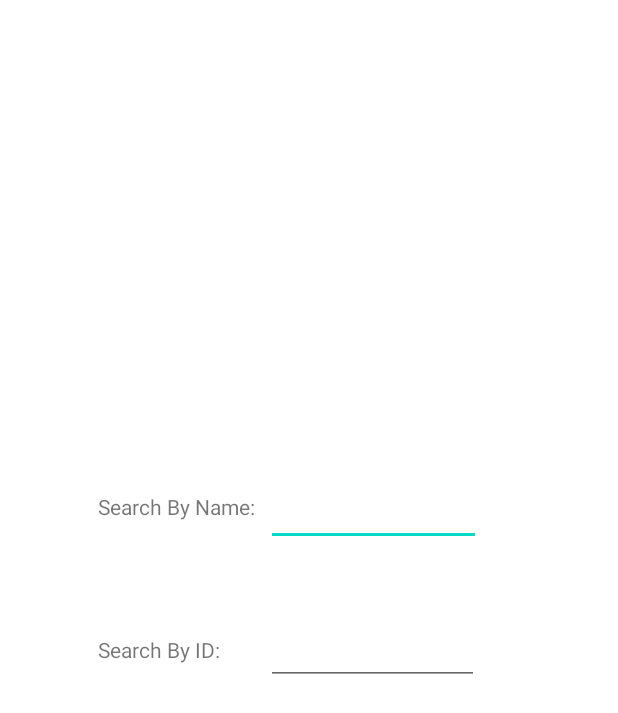
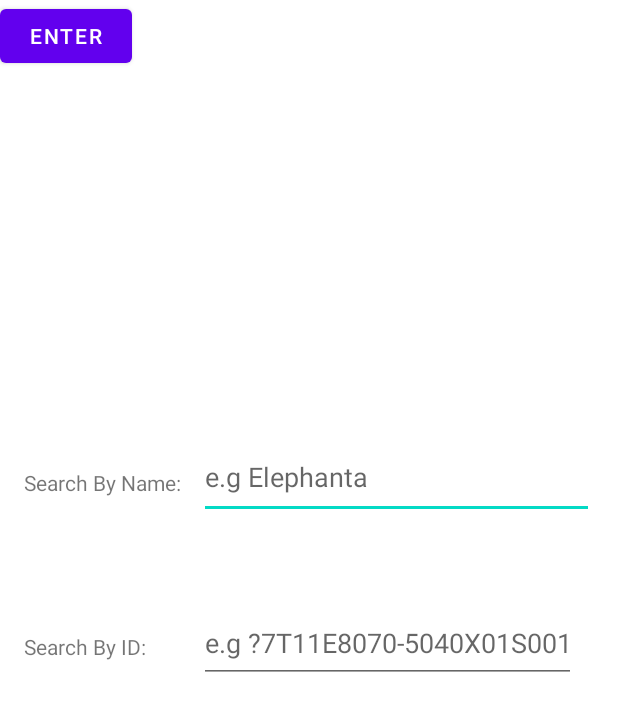
Before and after one commit to Aasiya3/ElephantBook_FieldGuide, an Android app: the layout splash_screen.xml on its own in the app's theme, with its tools: preview values and no code run, on a phone screen of 412 x 824 dp. Shown: the top 713 px of the screen. Run offline under Robolectric (Android 15) with nearby library versions, the phone set to English and light mode, and no system bars.

Commit message:
splash screen layout without working intent

```diff
--- /dev/null
+++ b/app/src/main/res/layout/splash_screen.kt
@@ -0,0 +1,72 @@
+package com.example.search_bar;
+
+
+import android.content.Intent
+import android.app.Activity
+
+import android.os.Bundle
+import com.google.android.material.snackbar.Snackbar
+import androidx.appcompat.app.AppCompatActivity
+import androidx.navigation.findNavController
+import androidx.navigation.ui.AppBarConfiguration
+import androidx.navigation.ui.navigateUp
+import androidx.navigation.ui.setupActionBarWithNavController
+import android.view.Menu
+import android.view.MenuItem
+import android.view.View
+import android.widget.Button
+import android.widget.EditText
+import com.example.search_bar.R
+import com.example.search_bar.R.layout.activity_main
+import com.example.search_bar.databinding.ActivityMainBinding
+import com.example.search_bar.dummy
+const val EXTRA_MESSAGE = "com.example.search_bar.elephant"
+public class MainActivity : AppCompatActivity() {
+
+    //declare string to hold the user input for elephant
+//val elephant: String
+
+//this is the user input
+//EditText elephant_input;
+
+    override fun onCreate(savedInstanceState: Bundle?) {
+        super.onCreate(savedInstanceState)
+        setContentView(R.layout.activity_main)
+
+
+        // declare the button and state what its going to do
+        // which is open a second activity which will
+        // access our single elephant value that the user
+        // gave in only ONE of the two text box options
+
+        // depending on how search will be done, may need to make two
+        // intents seperate depending on which box the user decides to
+        // search in
+        val button = findViewById<Button>(R.id.button)
+        button.setOnClickListener {
+            fun sendElephant(view: View) {
+                val editText = findViewById<EditText>(R.id.search_name)
+                val elephant = editText.text.toString()
+                val intent = Intent(this, dummy::class.java).apply {
+                    putExtra(EXTRA_MESSAGE, elephant)
+                }
+                startActivity(intent)
+            }
+            // send elephant input to search activity
+            // by making an intent that holds this current activity
+            // and the next activity
+            //elephant = elephant_input.getText().toString()
+
+            //may be able to get elephant input like this ?
+           // elephant = findViewByI<EditText>d (R.id.elephant_input)
+
+            //make an intent that starts the activity
+            //val intent = Intent(this, dummy_search_activity.class)
+                    //put extra stores name of data and data itself to be extended
+                    // to the intent target activity
+                    //intent.putExtra("elephant",elephant)
+            //start that activity
+            //startActivity(intent)
+        }
+    }
+}
--- a/app/src/main/res/layout/splash_screen.xml
+++ b/app/src/main/res/layout/splash_screen.xml
@@ -8,49 +8,61 @@
 
 
     <EditText
-        android:id="@+id/search"
-        android:layout_width="143dp"
-        android:layout_height="33dp"
+        android:id="@+id/search_name"
+        android:layout_width="263dp"
+        android:layout_height="55dp"
+        android:hint="e.g Elephanta"
         android:inputType="text"
         app:layout_constraintBottom_toBottomOf="parent"
         app:layout_constraintEnd_toEndOf="parent"
-        app:layout_constraintHorizontal_bias="0.66"
+        app:layout_constraintHorizontal_bias="0.891"
         app:layout_constraintStart_toStartOf="parent"
         app:layout_constraintTop_toTopOf="parent"
-        app:layout_constraintVertical_bias="0.418" />
+        app:layout_constraintVertical_bias="0.378"
+        tools:ignore="DuplicateIds" />
 
     <EditText
-        android:id="@+id/search"
-        android:layout_width="142dp"
-        android:layout_height="33dp"
+        android:id="@+id/search_ID"
+        android:layout_width="251dp"
+        android:layout_height="53dp"
+        android:hint="e.g ?7T11E8070-5040X01S001"
         android:inputType="text"
         app:layout_constraintBottom_toBottomOf="parent"
         app:layout_constraintEnd_toEndOf="parent"
-        app:layout_constraintHorizontal_bias="0.657"
+        app:layout_constraintHorizontal_bias="0.825"
         app:layout_constraintStart_toStartOf="parent"
         app:layout_constraintTop_toTopOf="parent"
-        app:layout_constraintVertical_bias="0.535" />
+        app:layout_constraintVertical_bias="0.522" />
 
     <TextView
         android:layout_width="180dp"
         android:layout_height="35dp"
         android:text="Search By Name:"
         app:layout_constraintBottom_toBottomOf="parent"
-        app:layout_constraintHorizontal_bias="0.281"
+        app:layout_constraintHorizontal_bias="0.069"
         app:layout_constraintLeft_toLeftOf="parent"
         app:layout_constraintRight_toRightOf="parent"
         app:layout_constraintTop_toTopOf="parent"
-        app:layout_constraintVertical_bias="0.416" />
+        app:layout_constraintVertical_bias="0.396" />
 
     <TextView
         android:layout_width="180dp"
         android:layout_height="35dp"
         android:text="Search By ID:"
         app:layout_constraintBottom_toBottomOf="parent"
-        app:layout_constraintHorizontal_bias="0.281"
+        app:layout_constraintHorizontal_bias="0.069"
         app:layout_constraintLeft_toLeftOf="parent"
         app:layout_constraintRight_toRightOf="parent"
         app:layout_constraintTop_toTopOf="parent"
-        app:layout_constraintVertical_bias="0.537" />
+        app:layout_constraintVertical_bias="0.534" />
+
+    <Button
+        android:id="@+id/button"
+        android:layout_width="wrap_content"
+        android:layout_height="wrap_content"
+        android:text="ENTER"
+        tools:ignore="MissingConstraints"
+        tools:layout_editor_absoluteX="161dp"
+        tools:layout_editor_absoluteY="449dp" />
 
 </androidx.constraintlayout.widget.ConstraintLayout>
```
